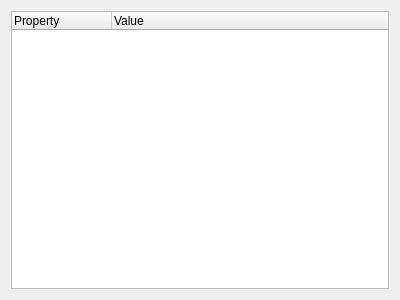
Before: the Qt Designer form src/Unit_TextEditor/LexerSettings.ui in TeamKami/KamiCmd, drawn with Qt 5.
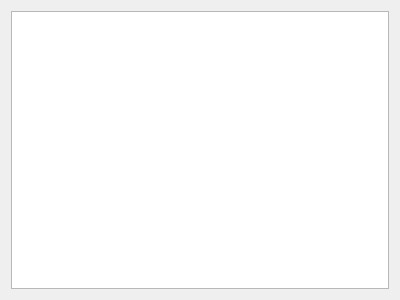
After: the same form once the commit is applied.

Commit message: Begining of TreeView based coloring settings

The edit to the form file:
```diff
--- a/src/Unit_TextEditor/LexerSettings.ui
+++ b/src/Unit_TextEditor/LexerSettings.ui
@@ -15,18 +15,7 @@
   </property>
   <layout class="QVBoxLayout" name="verticalLayout">
    <item>
-    <widget class="QTreeWidget" name="styles">
-     <column>
-      <property name="text">
-       <string>Property</string>
-      </property>
-     </column>
-     <column>
-      <property name="text">
-       <string>Value</string>
-      </property>
-     </column>
-    </widget>
+    <widget class="QTreeView" name="lexers"/>
    </item>
   </layout>
  </widget>
```
The commit also changes 7 other files.
